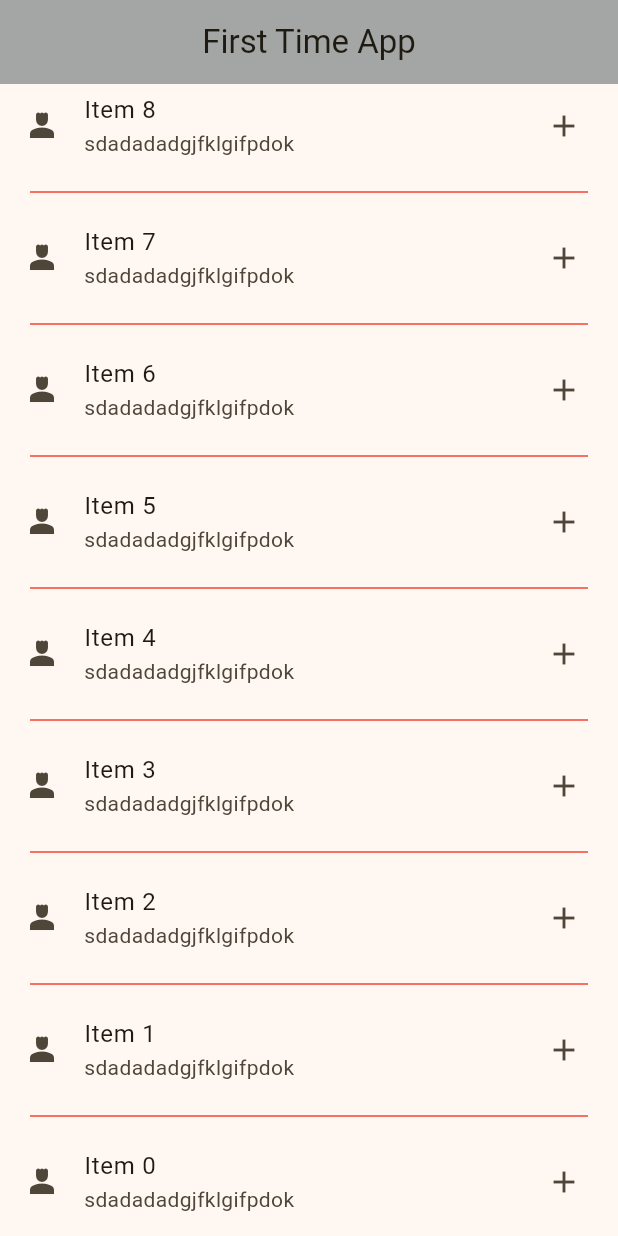
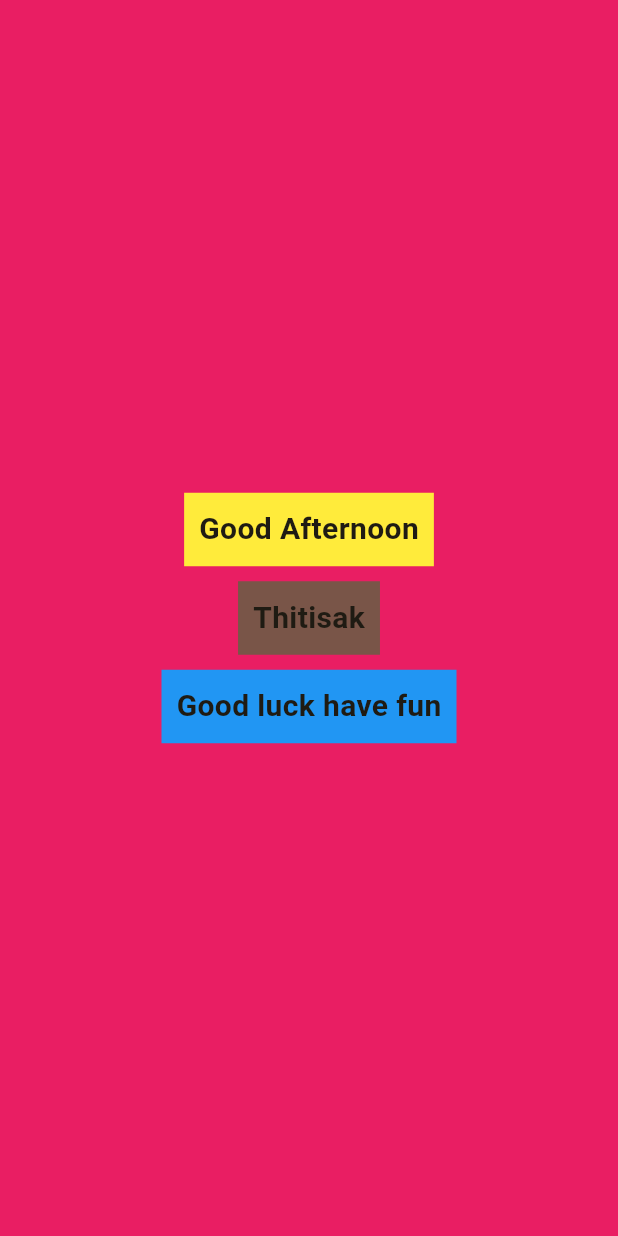
Before and after one commit to titisakk/mytestapp, a Flutter app: the screen it shows after launch, on a phone screen of 412 x 824 dp. Run offline on Flutter 3.47's test engine with Material 3 defaults, Android fonts, the phone set to English and light mode, and no system bars.

Commit message:
textCard

```diff
--- /dev/null
+++ b/lib/component/text_card.dart
@@ -0,0 +1,18 @@
+import 'package:flutter/material.dart';
+
+class TextCard  extends StatelessWidget {
+  final String text;
+  final Color color;
+  const TextCard({super.key, required this.text, required this.color});
+
+  @override
+  Widget build(BuildContext context) {
+    return  Container(
+              color: color,
+              padding: EdgeInsets.all(10),
+              child: Text(
+                text,
+                style:  TextStyle(fontSize: 20,fontWeight: FontWeight.bold,),
+              ),);
+  }
+}
--- a/lib/main.dart
+++ b/lib/main.dart
@@ -1,4 +1,5 @@
 import 'package:flutter/material.dart';
+import 'package:mytestapp/screen/greeting_screen.dart';
 
 void main() {
   runApp(const MyApp());
@@ -7,49 +8,19 @@ void main() {
 class MyApp extends StatelessWidget {
   const MyApp({super.key});
 
-  // This widget is the root of your application.
   @override
   Widget build(BuildContext context) {
     return MaterialApp(
       title: 'Flutter First Project',
       debugShowCheckedModeBanner: false,
-      theme: ThemeData(colorScheme: .fromSeed(seedColor: Colors.amber)),
-      home: HomeScreen(),
-    );
-  }
-}
-
-class HomeScreen extends StatelessWidget {
-  const HomeScreen({super.key});
-
-  @override
-  Widget build(BuildContext context) {
-    return Scaffold(
-      appBar: AppBar(
-        title: Text('First Time App'),
-        backgroundColor: const Color.fromARGB(255, 167, 173, 178),
-        centerTitle: true,
+      theme: ThemeData(
+        // Added ColorScheme class name here
+        colorScheme: ColorScheme.fromSeed(seedColor: Colors.amber),
+        useMaterial3: true,
       ),
-
-      body: ListView.separated(
-        scrollDirection:Axis.vertical,
-        reverse: true,
-        itemCount: 15,
-        itemBuilder: (context,index){
-          return ListTile(
-          leading: Icon(Icons.person_4),
-          subtitle: Text('sdadadadgjfklgifpdok'),
-          title: Text('Item $index'),
-          trailing: Icon(Icons.add),
-          );
-        },
-        separatorBuilder: (context, index) {
-          return const Divider(
-            indent: 20,
-            endIndent: 20,
-            color: Colors.red,
-          );
-        },
+      home: const GreetingScreen(
+        name: 'Thitisak',
+        bgColor: Colors.pink,
       ),
     );
   }
--- /dev/null
+++ b/lib/screen/greeting_screen.dart
@@ -0,0 +1,28 @@
+import 'package:flutter/material.dart';
+import 'package:mytestapp/component/text_card.dart';
+
+class GreetingScreen extends StatelessWidget {
+  final String name;
+  final Color bgColor;
+
+  // Added the missing semicolon here;
+  const GreetingScreen({super.key, required this.name, required this.bgColor});
+
+  @override
+  Widget build(BuildContext context) {
+    return Scaffold(
+      backgroundColor: bgColor,
+      body: Center(
+        child: Column(mainAxisAlignment: MainAxisAlignment.center,
+          children: [
+            TextCard(text: "Good Afternoon", color: Colors.yellow,),
+            SizedBox(height: 10,),
+           TextCard(text: name, color: Colors.brown,),
+            SizedBox(height: 10),
+            TextCard(text: "Good luck have fun", color: Colors.blue),
+            ],
+        ),
+      ),
+    );
+  }
+}
```
